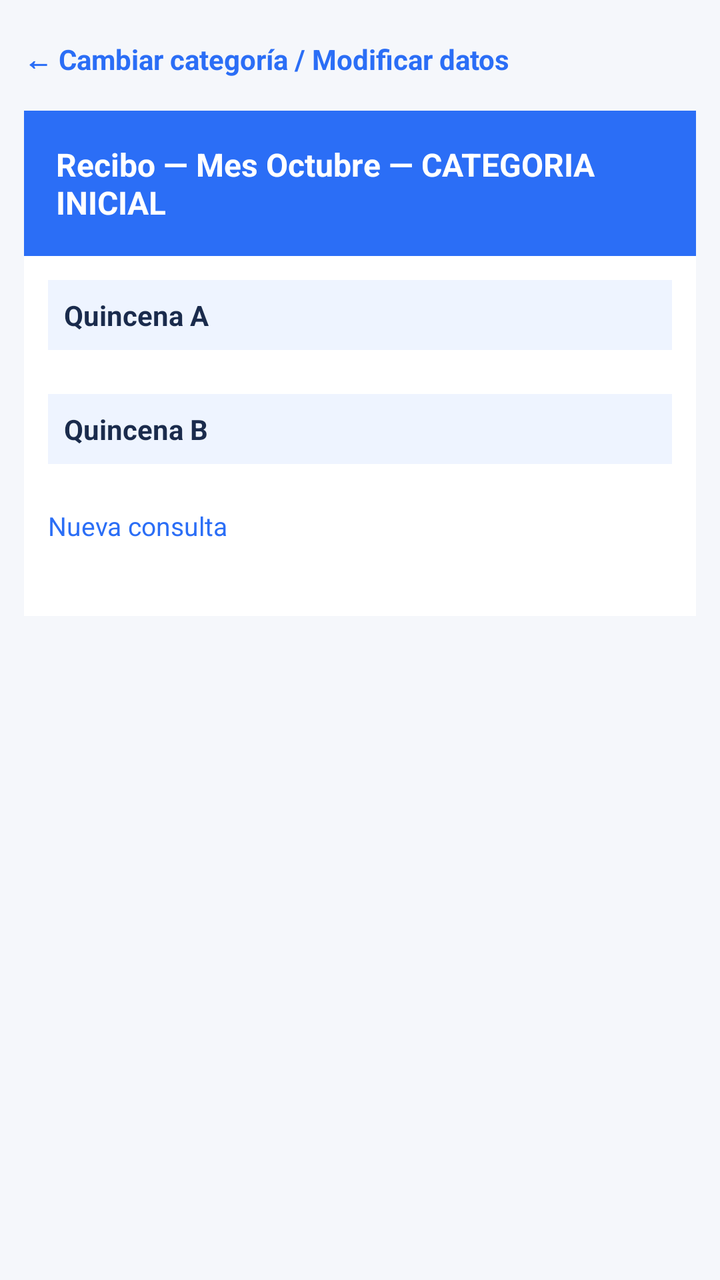
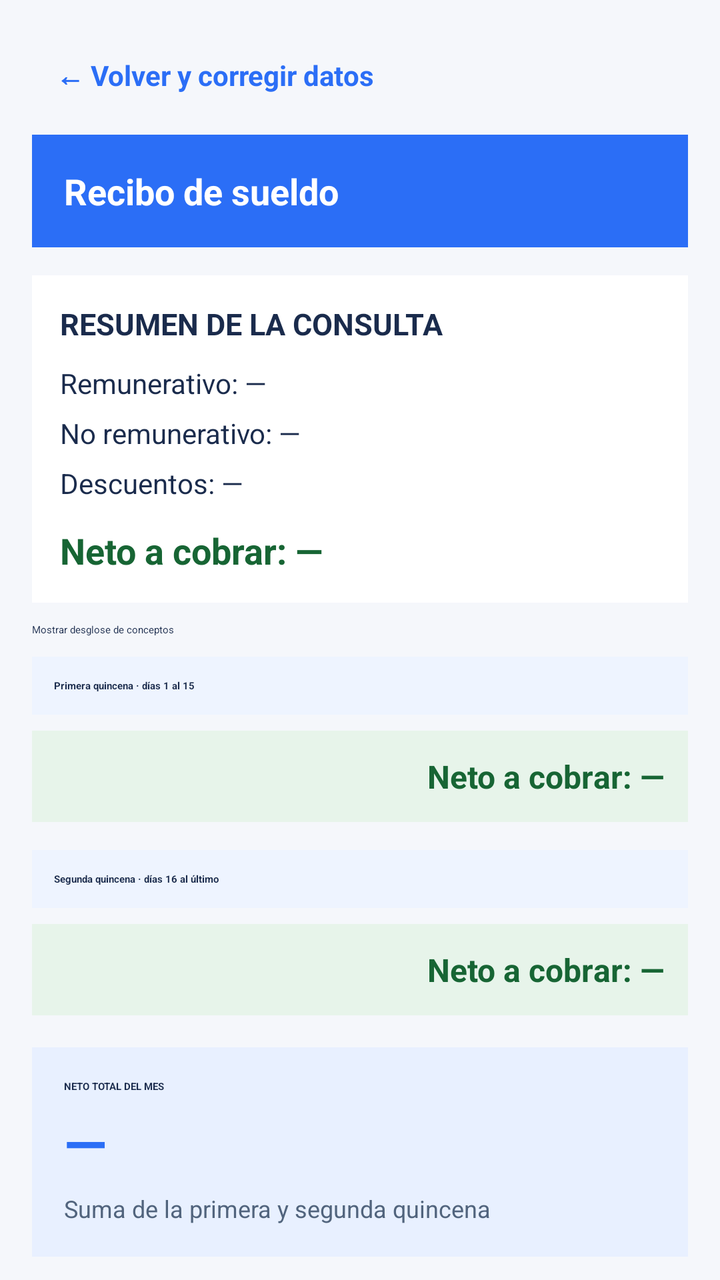

The first picture is an Android layout as it rendered before a commit; the second is the same layout after the commit. The layout source and the unified diff follow.
<!-- AndroidManifest.xml: application theme Theme.CalculadoraSalarial -->
<!-- res/layout/activity_recibo.xml -->
<?xml version="1.0" encoding="utf-8"?>
<ScrollView xmlns:android="http://schemas.android.com/apk/res/android"
    xmlns:app="http://schemas.android.com/apk/res-auto"
    xmlns:tools="http://schemas.android.com/tools"
    android:layout_width="match_parent"
    android:layout_height="match_parent"
    android:background="#F5F7FB"
    tools:context=".ReciboActivity"
    tools:ignore="HardcodedText">

    <LinearLayout
        android:layout_width="match_parent"
        android:layout_height="wrap_content"
        android:orientation="vertical"
        android:padding="12dp">

        
        <TextView
            android:id="@+id/tvCambiarCategoria"
            android:layout_width="wrap_content"
            android:layout_height="wrap_content"
            android:text="← Cambiar categoría / Modificar datos"
            android:textColor="#2B6EF6"
            android:textSize="14sp"
            android:textStyle="bold"
            android:paddingVertical="8dp"
            android:layout_marginBottom="8dp" />

        
        <LinearLayout
            android:layout_width="match_parent"
            android:layout_height="wrap_content"
            android:orientation="vertical"
            android:background="#FFFFFF"
            android:elevation="4dp">

            
            <LinearLayout
                android:layout_width="match_parent"
                android:layout_height="wrap_content"
                android:background="#2B6EF6"
                android:padding="16dp">

                <TextView
                    android:id="@+id/tvHeaderRecibo"
                    android:layout_width="match_parent"
                    android:layout_height="wrap_content"
                    android:text="Recibo — Mes Octubre — CATEGORIA INICIAL"
                    android:textColor="#FFFFFF"
                    android:textSize="16sp"
                    android:textStyle="bold" />
            </LinearLayout>

            
            <LinearLayout
                android:layout_width="match_parent"
                android:layout_height="wrap_content"
                android:orientation="vertical"
                android:padding="12dp">

                
                <LinearLayout
                    android:id="@+id/seccionQuincenaA"
                    android:layout_width="match_parent"
                    android:layout_height="wrap_content"
                    android:orientation="vertical"
                    android:layout_marginBottom="16dp">

                    <TextView
                        android:layout_width="match_parent"
                        android:layout_height="wrap_content"
                        android:background="#EEF4FF"
                        android:padding="8dp"
                        android:text="Quincena A"
                        android:textColor="#1A2B4C"
                        android:textStyle="bold"
                        android:textSize="14sp"
                        android:layout_marginBottom="6dp" />

                    <TableLayout
                        android:id="@+id/tablaQuincenaA"
                        android:layout_width="match_parent"
                        android:layout_height="wrap_content" />
                </LinearLayout>

                
                <LinearLayout
                    android:id="@+id/seccionQuincenaB"
                    android:layout_width="match_parent"
                    android:layout_height="wrap_content"
                    android:orientation="vertical"
                    android:layout_marginBottom="16dp">

                    <TextView
                        android:layout_width="match_parent"
                        android:layout_height="wrap_content"
                        android:background="#EEF4FF"
                        android:padding="8dp"
                        android:text="Quincena B"
                        android:textColor="#1A2B4C"
                        android:textStyle="bold"
                        android:textSize="14sp"
                        android:layout_marginBottom="6dp" />

                    <TableLayout
                        android:id="@+id/tablaQuincenaB"
                        android:layout_width="match_parent"
                        android:layout_height="wrap_content" />
                </LinearLayout>

                
                <Button
                    android:id="@+id/btnNuevaConsulta"
                    android:layout_width="wrap_content"
                    android:layout_height="42dp"
                    android:text="Nueva consulta"
                    android:textAllCaps="false"
                    android:textColor="#2B6EF6"
                    android:textSize="13sp"
                    app:backgroundTint="#EEF4FF" />

            </LinearLayout>
        </LinearLayout>
    </LinearLayout>
</ScrollView>
<!-- resources referenced by this layout -->
<resources>
  <style name="Theme.CalculadoraSalarial" parent="Base.Theme.CalculadoraSalarial" />
  <style name="Base.Theme.CalculadoraSalarial" parent="Theme.Material3.DayNight.NoActionBar">
          
          
      </style>
</resources>

<!-- the commit's change to res/layout/activity_recibo.xml (unified diff, before → after) -->
@@ -1,125 +1,284 @@
 <?xml version="1.0" encoding="utf-8"?>
 <ScrollView xmlns:android="http://schemas.android.com/apk/res/android"
-    xmlns:app="http://schemas.android.com/apk/res-auto"
-    xmlns:tools="http://schemas.android.com/tools"
     android:layout_width="match_parent"
     android:layout_height="match_parent"
-    android:background="#F5F7FB"
-    tools:context=".ReciboActivity"
-    tools:ignore="HardcodedText">
+    android:background="@color/recibo_fondo_pantalla"
+    android:fillViewport="true">
 
     <LinearLayout
         android:layout_width="match_parent"
         android:layout_height="wrap_content"
         android:orientation="vertical"
-        android:padding="12dp">
+        android:padding="16dp">
 
         
         <TextView
             android:id="@+id/tvCambiarCategoria"
             android:layout_width="wrap_content"
             android:layout_height="wrap_content"
-            android:text="← Cambiar categoría / Modificar datos"
-            android:textColor="#2B6EF6"
+            android:clickable="true"
+            android:focusable="true"
+            android:padding="12dp"
+            android:text="@string/recibo_volver"
+            android:textColor="@color/recibo_azul"
             android:textSize="14sp"
-            android:textStyle="bold"
-            android:paddingVertical="8dp"
-            android:layout_marginBottom="8dp" />
+            android:textStyle="bold" />
+
+        <TextView
+            android:id="@+id/tvHeaderRecibo"
+            android:layout_width="match_parent"
+            android:layout_height="wrap_content"
+            android:layout_marginTop="8dp"
+            android:background="@color/recibo_azul"
+            android:padding="16dp"
+            android:text="@string/recibo_titulo"
+            android:textColor="@color/recibo_blanco"
+            android:textSize="18sp"
+            android:textStyle="bold" />
 
         
         <LinearLayout
-            android:layout_width="match_parent"
-            android:layout_height="wrap_content"
+            android:id="@+id/cardResumenRecibo"
+            android:layout_width="match_parent"
+            android:layout_height="wrap_content"
+            android:layout_marginTop="14dp"
+            android:background="@color/recibo_blanco"
+            android:elevation="2dp"
             android:orientation="vertical"
-            android:background="#FFFFFF"
-            android:elevation="4dp">
-
-            
-            <LinearLayout
-                android:layout_width="match_parent"
-                android:layout_height="wrap_content"
-                android:background="#2B6EF6"
-                android:padding="16dp">
-
-                <TextView
-                    android:id="@+id/tvHeaderRecibo"
-                    android:layout_width="match_parent"
-                    android:layout_height="wrap_content"
-                    android:text="Recibo — Mes Octubre — CATEGORIA INICIAL"
-                    android:textColor="#FFFFFF"
-                    android:textSize="16sp"
-                    android:textStyle="bold" />
-            </LinearLayout>
-
-            
-            <LinearLayout
-                android:layout_width="match_parent"
-                android:layout_height="wrap_content"
-                android:orientation="vertical"
-                android:padding="12dp">
-
-                
-                <LinearLayout
-                    android:id="@+id/seccionQuincenaA"
-                    android:layout_width="match_parent"
-                    android:layout_height="wrap_content"
-                    android:orientation="vertical"
-                    android:layout_marginBottom="16dp">
-
-                    <TextView
-                        android:layout_width="match_parent"
-                        android:layout_height="wrap_content"
-                        android:background="#EEF4FF"
-                        android:padding="8dp"
-                        android:text="Quincena A"
-                        android:textColor="#1A2B4C"
-                        android:textStyle="bold"
-                        android:textSize="14sp"
-                        android:layout_marginBottom="6dp" />
-
-                    <TableLayout
-                        android:id="@+id/tablaQuincenaA"
-                        android:layout_width="match_parent"
-                        android:layout_height="wrap_content" />
-                </LinearLayout>
-
-                
-                <LinearLayout
-                    android:id="@+id/seccionQuincenaB"
-                    android:layout_width="match_parent"
-                    android:layout_height="wrap_content"
-                    android:orientation="vertical"
-                    android:layout_marginBottom="16dp">
-
-                    <TextView
-                        android:layout_width="match_parent"
-                        android:layout_height="wrap_content"
-                        android:background="#EEF4FF"
-                        android:padding="8dp"
-                        android:text="Quincena B"
-                        android:textColor="#1A2B4C"
-                        android:textStyle="bold"
-                        android:textSize="14sp"
-                        android:layout_marginBottom="6dp" />
-
-                    <TableLayout
-                        android:id="@+id/tablaQuincenaB"
-                        android:layout_width="match_parent"
-                        android:layout_height="wrap_content" />
-                </LinearLayout>
-
-                
-                <Button
-                    android:id="@+id/btnNuevaConsulta"
+            android:padding="14dp">
+
+            <TextView
+                android:layout_width="match_parent"
+                android:layout_height="wrap_content"
+                android:text="@string/recibo_resumen_titulo"
+                android:textColor="@color/recibo_texto"
+                android:textSize="15sp"
+                android:textStyle="bold" />
+
+            <TextView
+                android:id="@+id/tvResumenRemunerativo"
+                android:layout_width="match_parent"
+                android:layout_height="wrap_content"
+                android:layout_marginTop="10dp"
+                android:text="@string/recibo_resumen_remunerativo_base"
+                android:textColor="@color/recibo_texto"
+                android:textSize="14sp" />
+
+            <TextView
+                android:id="@+id/tvResumenNoRemunerativo"
+                android:layout_width="match_parent"
+                android:layout_height="wrap_content"
+                android:layout_marginTop="6dp"
+                android:text="@string/recibo_resumen_no_remunerativo_base"
+                android:textColor="@color/recibo_texto"
+                android:textSize="14sp" />
+
+            <TextView
+                android:id="@+id/tvResumenDescuentos"
+                android:layout_width="match_parent"
+                android:layout_height="wrap_content"
+                android:layout_marginTop="6dp"
+                android:text="@string/recibo_resumen_descuentos_base"
+                android:textColor="@color/recibo_texto"
+                android:textSize="14sp" />
+
+            <TextView
+                android:id="@+id/tvResumenNeto"
+                android:layout_width="match_parent"
+                android:layout_height="wrap_content"
+                android:layout_marginTop="12dp"
+                android:text="@string/recibo_resumen_neto_base"
+                android:textColor="@color/recibo_verde_texto"
+                android:textSize="18sp"
+                android:textStyle="bold" />
+        </LinearLayout>
+
+        <CheckBox
+            android:id="@+id/cbMostrarDetalleRecibo"
+            android:layout_width="match_parent"
+            android:layout_height="wrap_content"
+            android:layout_marginTop="10dp"
+            android:checked="true"
+            android:text="@string/recibo_mostrar_desglose"
+            android:textColor="@color/recibo_texto" />
+
+        <LinearLayout
+            android:id="@+id/seccionQuincenaA"
+            android:layout_width="match_parent"
+            android:layout_height="wrap_content"
+            android:layout_marginTop="10dp"
+            android:orientation="vertical">
+
+            <TextView
+                android:layout_width="match_parent"
+                android:layout_height="wrap_content"
+                android:background="@color/recibo_fondo_quincena"
+                android:padding="11dp"
+                android:text="@string/recibo_titulo_q1"
+                android:textColor="@color/recibo_texto"
+                android:textStyle="bold" />
+
+            <HorizontalScrollView
+                android:id="@+id/detalleTablaQ1"
+                android:layout_width="match_parent"
+                android:layout_height="wrap_content"
+                android:fillViewport="true"
+                android:scrollbars="horizontal">
+
+                <TableLayout
+                    android:id="@+id/tablaQuincenaA"
                     android:layout_width="wrap_content"
-                    android:layout_height="42dp"
-                    android:text="Nueva consulta"
-                    android:textAllCaps="false"
-                    android:textColor="#2B6EF6"
-                    android:textSize="13sp"
-                    app:backgroundTint="#EEF4FF" />
-
-            </LinearLayout>
-        </LinearLayout>
+                    android:layout_height="wrap_content" />
+            </HorizontalScrollView>
+
+            <TextView
+                android:id="@+id/tvNetoQ1"
+                android:layout_width="match_parent"
+                android:layout_height="wrap_content"
+                android:layout_marginTop="8dp"
+                android:background="@color/recibo_fondo_verde"
+                android:gravity="end"
+                android:padding="12dp"
+                android:text="@string/recibo_neto_inicial"
+                android:textColor="@color/recibo_verde_texto"
+                android:textSize="16sp"
+                android:textStyle="bold" />
+        </LinearLayout>
+
+        <LinearLayout
+            android:id="@+id/seccionQuincenaB"
+            android:layout_width="match_parent"
+            android:layout_height="wrap_content"
+            android:layout_marginTop="14dp"
+            android:orientation="vertical">
+
+            <TextView
+                android:layout_width="match_parent"
+                android:layout_height="wrap_content"
+                android:background="@color/recibo_fondo_quincena"
+                android:padding="11dp"
+                android:text="@string/recibo_titulo_q2"
+                android:textColor="@color/recibo_texto"
+                android:textStyle="bold" />
+
+            <HorizontalScrollView
+                android:id="@+id/detalleTablaQ2"
+                android:layout_width="match_parent"
+                android:layout_height="wrap_content"
+                android:fillViewport="true"
+                android:scrollbars="horizontal">
+
+                <TableLayout
+                    android:id="@+id/tablaQuincenaB"
+                    android:layout_width="wrap_content"
+                    android:layout_height="wrap_content" />
+            </HorizontalScrollView>
+
+            <TextView
+                android:id="@+id/tvNetoQ2"
+                android:layout_width="match_parent"
+                android:layout_height="wrap_content"
+                android:layout_marginTop="8dp"
+                android:background="@color/recibo_fondo_verde"
+                android:gravity="end"
+                android:padding="12dp"
+                android:text="@string/recibo_neto_inicial"
+                android:textColor="@color/recibo_verde_texto"
+                android:textSize="16sp"
+                android:textStyle="bold" />
+        </LinearLayout>
+
+        <LinearLayout
+            android:layout_width="match_parent"
+            android:layout_height="wrap_content"
+            android:layout_marginTop="16dp"
+            android:background="@color/recibo_fondo_total"
+            android:orientation="vertical"
+            android:padding="16dp">
+
+            <TextView
+                android:id="@+id/tvTituloTotal"
+                android:layout_width="match_parent"
+                android:layout_height="wrap_content"
+                android:text="@string/recibo_total_mes"
+                android:textColor="@color/recibo_texto"
+                android:textStyle="bold" />
+
+            <TextView
+                android:id="@+id/tvNetoTotal"
+                android:layout_width="match_parent"
+                android:layout_height="wrap_content"
+                android:layout_marginTop="6dp"
+                android:text="@string/recibo_valor_inicial"
+                android:textColor="@color/recibo_azul"
+                android:textSize="28sp"
+                android:textStyle="bold" />
+
+            <TextView
+                android:id="@+id/tvDetalleTotal"
+                android:layout_width="match_parent"
+                android:layout_height="wrap_content"
+                android:layout_marginTop="6dp"
+                android:text="@string/recibo_detalle_ambas"
+                android:textColor="@color/recibo_texto_secundario"
+                android:textSize="12sp" />
+        </LinearLayout>
+
+        
+        <LinearLayout
+            android:id="@+id/cardHerramientasRecibo"
+            android:layout_width="match_parent"
+            android:layout_height="wrap_content"
+            android:layout_marginTop="14dp"
+            android:background="@color/recibo_blanco"
+            android:orientation="vertical"
+            android:padding="10dp">
+
+            <Button
+                android:id="@+id/btnGuardarRecibo"
+                android:layout_width="match_parent"
+                android:layout_height="wrap_content"
+                android:text="@string/recibo_boton_guardar"
+                android:textAllCaps="false" />
+
+            <Button
+                android:id="@+id/btnVerGuardadoRecibo"
+                android:layout_width="match_parent"
+                android:layout_height="wrap_content"
+                android:text="@string/recibo_boton_ver_guardado"
+                android:textAllCaps="false" />
+
+            <Button
+                android:id="@+id/btnCompartirRecibo"
+                android:layout_width="match_parent"
+                android:layout_height="wrap_content"
+                android:text="@string/recibo_boton_compartir"
+                android:textAllCaps="false" />
+
+            <Button
+                android:id="@+id/btnAyudaRecibo"
+                android:layout_width="match_parent"
+                android:layout_height="wrap_content"
+                android:text="@string/recibo_boton_ayuda"
+                android:textAllCaps="false" />
+        </LinearLayout>
+
+        <TextView
+            android:layout_width="match_parent"
+            android:layout_height="wrap_content"
+            android:layout_marginTop="12dp"
+            android:text="@string/recibo_advertencia"
+            android:textColor="@color/recibo_texto_secundario"
+            android:textSize="12sp" />
+
+        <Button
+            android:id="@+id/btnNuevaConsulta"
+            android:layout_width="match_parent"
+            android:layout_height="wrap_content"
+            android:layout_marginTop="16dp"
+            android:backgroundTint="@color/recibo_azul"
+            android:text="@string/recibo_nueva_consulta"
+            android:textAllCaps="false"
+            android:textColor="@color/recibo_blanco" />
     </LinearLayout>
 </ScrollView>
<!-- resource entries referenced after the edit -->
@@ -1,5 +1,34 @@
 <!-- resources referenced by this layout -->
 <resources>
+  <color name="recibo_azul">#2B6EF6</color>
+  <color name="recibo_blanco">#FFFFFF</color>
+  <color name="recibo_fondo_pantalla">#F5F7FB</color>
+  <color name="recibo_fondo_quincena">#EEF4FF</color>
+  <color name="recibo_fondo_total">#E8F0FF</color>
+  <color name="recibo_fondo_verde">#E7F4EA</color>
+  <color name="recibo_texto">#1A2B4C</color>
+  <color name="recibo_texto_secundario">#51647D</color>
+  <color name="recibo_verde_texto">#176534</color>
+  <string name="recibo_advertencia">Liquidación informativa según los valores configurados en la aplicación. No constituye un recibo de sueldo oficial.</string>
+  <string name="recibo_boton_ayuda">¿Qué significan estos conceptos?</string>
+  <string name="recibo_boton_compartir">Compartir resumen</string>
+  <string name="recibo_boton_guardar">Guardar último resultado</string>
+  <string name="recibo_boton_ver_guardado">Ver último resultado guardado</string>
+  <string name="recibo_detalle_ambas">Suma de la primera y segunda quincena</string>
+  <string name="recibo_mostrar_desglose">Mostrar desglose de conceptos</string>
+  <string name="recibo_neto_inicial">Neto a cobrar: —</string>
+  <string name="recibo_nueva_consulta">Nueva consulta</string>
+  <string name="recibo_resumen_descuentos_base">Descuentos: —</string>
+  <string name="recibo_resumen_neto_base">Neto a cobrar: —</string>
+  <string name="recibo_resumen_no_remunerativo_base">No remunerativo: —</string>
+  <string name="recibo_resumen_remunerativo_base">Remunerativo: —</string>
+  <string name="recibo_resumen_titulo">RESUMEN DE LA CONSULTA</string>
+  <string name="recibo_titulo">Recibo de sueldo</string>
+  <string name="recibo_titulo_q1">Primera quincena · días 1 al 15</string>
+  <string name="recibo_titulo_q2">Segunda quincena · días 16 al último</string>
+  <string name="recibo_total_mes">NETO TOTAL DEL MES</string>
+  <string name="recibo_valor_inicial">—</string>
+  <string name="recibo_volver">← Volver y corregir datos</string>
   <style name="Theme.CalculadoraSalarial" parent="Base.Theme.CalculadoraSalarial" />
   <style name="Base.Theme.CalculadoraSalarial" parent="Theme.Material3.DayNight.NoActionBar">
           
